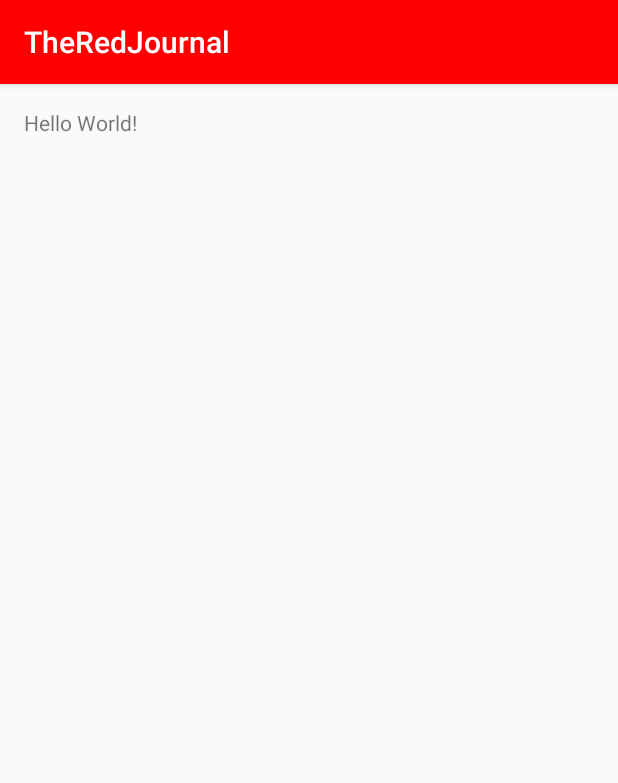
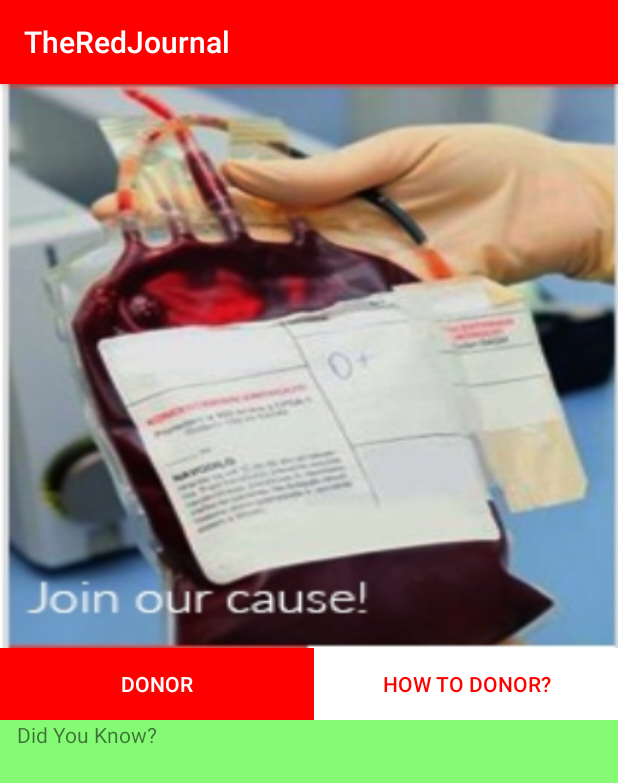
Before and after one commit to galeslash/Aegis, an Android app: the screen it shows after launch (HomePage), on a phone screen of 412 x 824 dp. Shown: the top 783 px of the screen. Run offline under Robolectric (Android 15) with nearby library versions, the phone set to English and light mode, and no system bars.

Commit message:
Added rough work on home_page

```diff
--- a/TheRedJournal/app/src/main/res/layout/activity_home_page.xml
+++ b/TheRedJournal/app/src/main/res/layout/activity_home_page.xml
@@ -1,17 +1,90 @@
 <?xml version="1.0" encoding="utf-8"?>
 <RelativeLayout xmlns:android="http://schemas.android.com/apk/res/android"
+    xmlns:app="http://schemas.android.com/apk/res-auto"
     xmlns:tools="http://schemas.android.com/tools"
     android:id="@+id/activity_home_page"
     android:layout_width="match_parent"
-    android:layout_height="match_parent"
-    android:paddingBottom="@dimen/activity_vertical_margin"
-    android:paddingLeft="@dimen/activity_horizontal_margin"
-    android:paddingRight="@dimen/activity_horizontal_margin"
-    android:paddingTop="@dimen/activity_vertical_margin"
-    tools:context="com.example.alphacr.theredjournal.HomePage">
+    android:layout_height="match_parent">
 
-    <TextView
-        android:layout_width="wrap_content"
-        android:layout_height="wrap_content"
-        android:text="Hello World!" />
+    <LinearLayout
+        android:orientation="vertical"
+        android:layout_width="match_parent"
+        android:layout_height="match_parent"
+        android:layout_alignParentTop="true"
+        android:layout_alignParentLeft="true"
+        android:layout_alignParentStart="true">
+
+        <LinearLayout
+            android:orientation="horizontal"
+            android:layout_width="match_parent"
+            android:layout_height="376dp"
+            android:id="@+id/Picture"
+            android:background="#d3d3d3">
+
+            <ImageView
+                android:layout_width="match_parent"
+                android:layout_height="match_parent"
+                app:srcCompat="@drawable/joinOurCause"
+                android:id="@+id/imageView"
+                android:scaleType="fitXY" />
+        </LinearLayout>
+
+        <LinearLayout
+            android:orientation="horizontal"
+            android:layout_width="match_parent"
+            android:layout_height="wrap_content"
+            android:layout_alignParentLeft="true"
+            android:layout_alignParentStart="true"
+            android:id="@+id/buttonlayout">
+
+            <Button
+                android:text="Donor"
+                android:layout_width="wrap_content"
+                android:layout_height="wrap_content"
+                android:id="@+id/button"
+                android:layout_alignBottom="@+id/button2"
+                android:layout_alignParentLeft="true"
+                android:layout_alignParentStart="true"
+                android:layout_weight="1.35"
+                android:textColor="#ffffff"
+                android:background="#ff0000"
+                android:gravity="center" />
+
+            <Button
+                android:text="How to Donor?"
+                android:layout_width="wrap_content"
+                android:layout_height="wrap_content"
+                android:id="@+id/button2"
+                android:layout_alignParentBottom="true"
+                android:layout_alignParentRight="true"
+                android:layout_alignParentEnd="true"
+                android:layout_weight="1.00"
+                android:background="#ffffff"
+                android:textColor="#ff0000"
+                android:gravity="center" />
+
+        </LinearLayout>
+
+        <LinearLayout
+            android:orientation="horizontal"
+            android:layout_width="match_parent"
+            android:layout_height="match_parent"
+            android:layout_weight="1.74"
+            android:id="@+id/trivia"
+            android:background="#85FA75">
+
+            <TextView
+                android:layout_width="wrap_content"
+                android:layout_height="wrap_content"
+                android:text="Did You Know?"
+                android:id="@+id/textView"
+                android:layout_below="@+id/button"
+                android:layout_alignParentLeft="true"
+                android:layout_alignParentStart="true"
+                android:layout_marginLeft="11dp"
+                android:layout_marginStart="11dp"
+                android:layout_weight="1" />
+        </LinearLayout>
+    </LinearLayout>
+
 </RelativeLayout>
```
